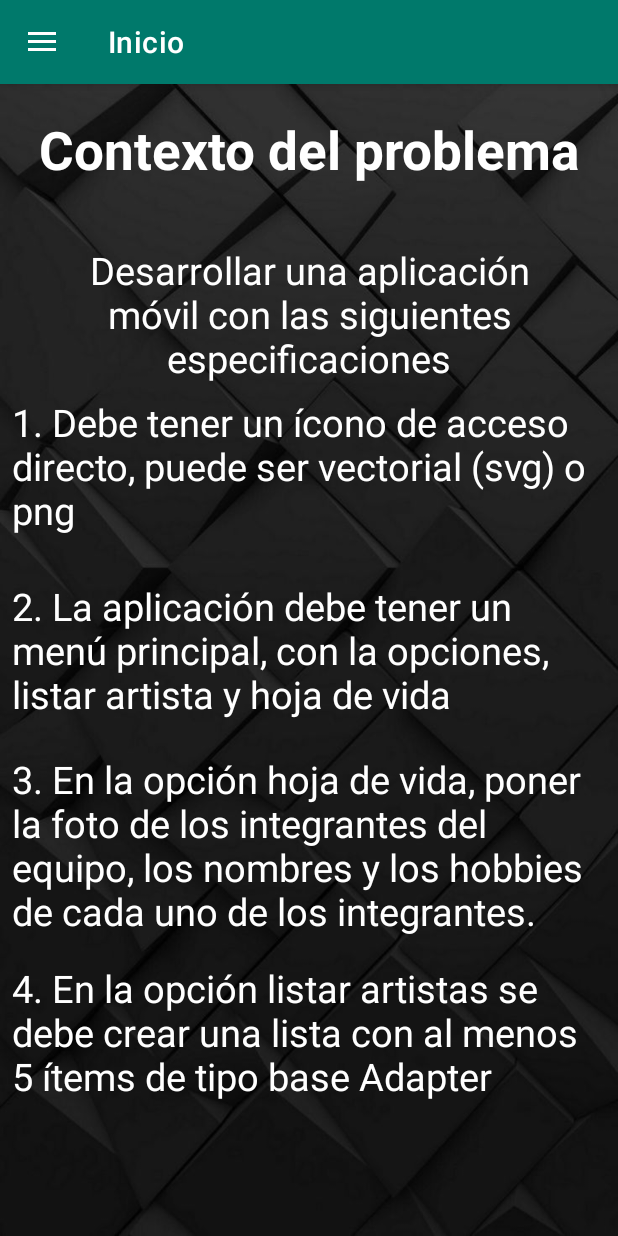
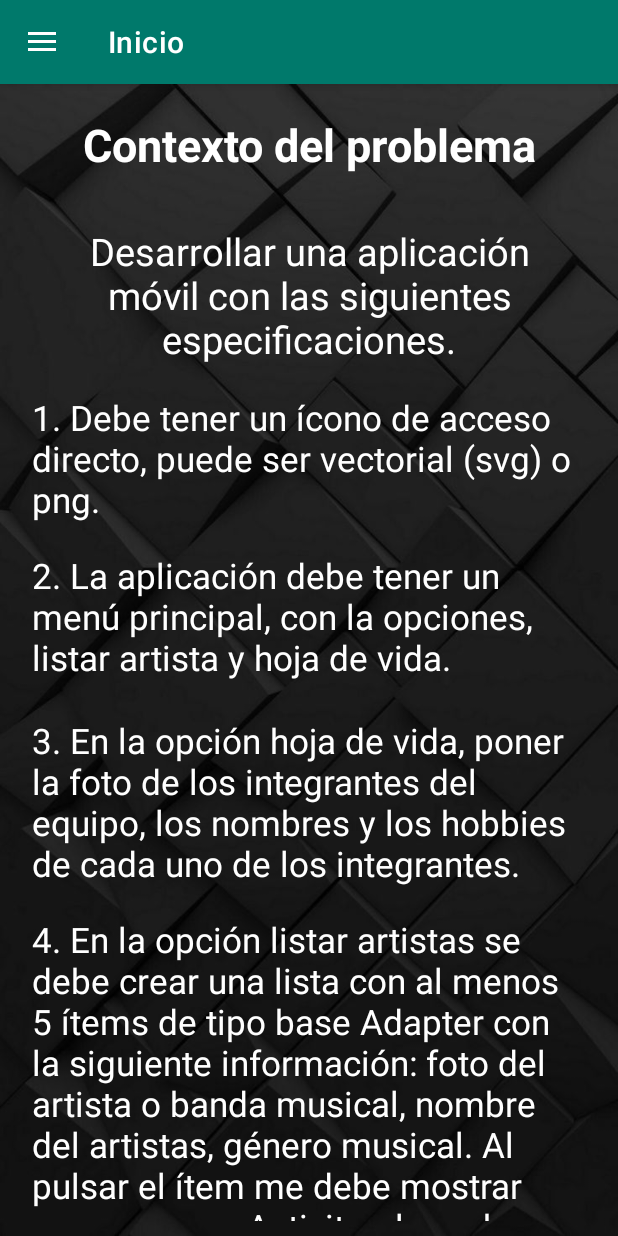
Before and after one commit to EmerAlex/PresentacionyCanciones, an Android app: the screen it shows after launch (MainActivity), on a phone screen of 412 x 824 dp. Run offline under Robolectric (Android 15) with nearby library versions, the phone set to English and light mode, and no system bars; our stand-ins replace navigation-ui.

Commit message:
se modifico el layout de inicio para que fuera tipo scroll

```diff
--- a/app/src/main/res/layout/fragment_inicio.xml
+++ b/app/src/main/res/layout/fragment_inicio.xml
@@ -1,23 +1,24 @@
 <?xml version="1.0" encoding="utf-8"?>
-<androidx.constraintlayout.widget.ConstraintLayout xmlns:android="http://schemas.android.com/apk/res/android"
+<androidx.constraintlayout.widget.ConstraintLayout
+    xmlns:android="http://schemas.android.com/apk/res/android"
     xmlns:app="http://schemas.android.com/apk/res-auto"
     xmlns:tools="http://schemas.android.com/tools"
     android:layout_width="match_parent"
     android:layout_height="match_parent"
-    tools:context=".ui.inicio.InicioFragment"
-    android:background="@drawable/fondoinicio">
+    android:background="@drawable/fondoinicio"
+    >
 
     <TextView
-        android:id="@+id/textView"
+        android:id="@+id/textTituloInicio"
         android:layout_width="0dp"
         android:layout_height="wrap_content"
-        android:layout_marginStart="8dp"
+        android:layout_marginStart="10dp"
         android:layout_marginTop="20dp"
-        android:layout_marginEnd="8dp"
-        android:layout_marginBottom="8dp"
+        android:layout_marginEnd="10dp"
+        android:layout_marginBottom="20dp"
         android:text="@string/tituloInicio"
-        android:textSize="35dp"
         android:textColor="@color/white"
+        android:textSize="30dp"
         android:textStyle="bold"
         android:textAlignment="center"
         android:gravity="center"
@@ -27,95 +28,87 @@
         app:layout_constraintTop_toTopOf="parent"
         app:layout_constraintVertical_bias="0.0" />
 
+    <ScrollView
+        android:layout_width="390dp"
+        android:layout_height="0dp"
+        android:layout_marginStart="10dp"
+        android:layout_marginTop="24dp"
+        android:layout_marginEnd="10dp"
+        android:layout_marginBottom="10dp"
+        app:layout_constraintBottom_toBottomOf="parent"
+        app:layout_constraintEnd_toEndOf="parent"
+        app:layout_constraintStart_toStartOf="parent"
+        app:layout_constraintTop_toBottomOf="@+id/textTituloInicio"
+        app:layout_constraintVertical_bias="0.0">
+
+        <LinearLayout
+            android:layout_width="match_parent"
+            android:layout_height="wrap_content"
+            android:orientation="vertical">
+
             <TextView
-        android:id="@+id/textView2"
-        android:layout_width="0dp"
+                android:id="@+id/textContenidoInicio"
+                android:layout_width="match_parent"
                 android:layout_height="wrap_content"
-        android:layout_marginStart="16dp"
-        android:layout_marginTop="15dp"
-        android:layout_marginEnd="16dp"
+                android:layout_marginStart="5dp"
+                android:layout_marginTop="9dp"
+                android:layout_marginEnd="5dp"
+                android:layout_marginBottom="5dp"
                 android:gravity="center"
                 android:text="@string/contenidoInicio"
                 android:textAlignment="center"
                 android:textColor="@color/white"
                 android:textSize="25dp"
-        app:layout_constraintBottom_toBottomOf="parent"
-        app:layout_constraintEnd_toEndOf="parent"
-        app:layout_constraintStart_toStartOf="parent"
-        app:layout_constraintTop_toBottomOf="@+id/textView"
-        app:layout_constraintVertical_bias="0.04000002" />
+
+                />
 
             <TextView
-        android:id="@+id/textView3"
-        android:layout_width="0dp"
+                android:id="@+id/textPrimerPunto"
+                android:layout_width="match_parent"
                 android:layout_height="wrap_content"
-        android:layout_marginStart="8dp"
-        android:layout_marginTop="8dp"
-        android:layout_marginEnd="8dp"
-        android:layout_marginBottom="8dp"
+                android:layout_marginStart="10dp"
+                android:layout_marginTop="14dp"
+                android:layout_marginEnd="10dp"
+                android:layout_marginBottom="5dp"
                 android:text="@string/primerPunto"
-        android:textAlignment="viewStart"
                 android:textColor="@color/white"
-        android:textSize="25dp"
-        app:layout_constraintBottom_toBottomOf="parent"
-        app:layout_constraintEnd_toEndOf="parent"
-        app:layout_constraintStart_toStartOf="parent"
-        app:layout_constraintTop_toBottomOf="@+id/textView2"
-        app:layout_constraintVertical_bias="0.0" />
+                android:textSize="23dp" />
 
             <TextView
-        android:id="@+id/textView4"
-        android:layout_width="0dp"
+                android:id="@+id/textSegundoPunto"
+                android:layout_width="match_parent"
                 android:layout_height="wrap_content"
-        android:layout_marginStart="8dp"
-        android:layout_marginTop="8dp"
-        android:layout_marginEnd="8dp"
-        android:layout_marginBottom="8dp"
-        android:text="@string/cuartoPunto"
-        android:textAlignment="viewStart"
+                android:layout_marginStart="10dp"
+                android:layout_marginTop="14dp"
+                android:layout_marginEnd="5dp"
+                android:layout_marginBottom="10dp"
+                android:text="@string/segundoPunto"
                 android:textColor="@color/white"
-        android:textSize="25dp"
-        app:layout_constraintBottom_toBottomOf="parent"
-        app:layout_constraintEnd_toEndOf="parent"
-        app:layout_constraintHorizontal_bias="0.501"
-        app:layout_constraintStart_toStartOf="parent"
-        app:layout_constraintTop_toBottomOf="@+id/textView6"
-        app:layout_constraintVertical_bias="0.094" />
+                android:textSize="23dp" />
 
             <TextView
-        android:id="@+id/textView5"
-        android:layout_width="0dp"
+                android:id="@+id/textTercerPunto"
+                android:layout_width="match_parent"
                 android:layout_height="wrap_content"
-        android:layout_marginStart="8dp"
-        android:layout_marginTop="8dp"
-        android:layout_marginEnd="8dp"
-        android:layout_marginBottom="8dp"
-        android:text="@string/segundoPunto"
-        android:textAlignment="viewStart"
+                android:layout_marginStart="10dp"
+                android:layout_marginTop="14dp"
+                android:layout_marginEnd="10dp"
+                android:layout_marginBottom="5dp"
+                android:text="@string/tercerPunto"
                 android:textColor="@color/white"
-        android:textSize="25dp"
-        app:layout_constraintBottom_toBottomOf="parent"
-        app:layout_constraintEnd_toEndOf="parent"
-        app:layout_constraintStart_toStartOf="parent"
-        app:layout_constraintTop_toBottomOf="@+id/textView3"
-        app:layout_constraintVertical_bias="0.060000002" />
+                android:textSize="23dp" />
 
             <TextView
-        android:id="@+id/textView6"
-        android:layout_width="0dp"
+                android:id="@+id/tectSextoPunto"
+                android:layout_width="match_parent"
                 android:layout_height="wrap_content"
-        android:layout_marginStart="8dp"
-        android:layout_marginTop="8dp"
-        android:layout_marginEnd="8dp"
-        android:layout_marginBottom="8dp"
-        android:text="@string/tercerPunto"
-        android:textAlignment="viewStart"
+                android:layout_marginStart="10dp"
+                android:layout_marginTop="14dp"
+                android:layout_marginEnd="5dp"
+                android:layout_marginBottom="14dp"
+                android:text="@string/cuartoPunto"
                 android:textColor="@color/white"
-        android:textSize="25dp"
-        app:layout_constraintBottom_toBottomOf="parent"
-        app:layout_constraintEnd_toEndOf="parent"
-        app:layout_constraintHorizontal_bias="0.498"
-        app:layout_constraintStart_toStartOf="parent"
-        app:layout_constraintTop_toBottomOf="@+id/textView5"
-        app:layout_constraintVertical_bias="0.069" />
+                android:textSize="23dp" />
+        </LinearLayout>3
+    </ScrollView>
 </androidx.constraintlayout.widget.ConstraintLayout>
--- a/app/src/main/res/values-night/strings.xml
+++ b/app/src/main/res/values-night/strings.xml
@@ -1,6 +1,5 @@
 <?xml version="1.0" encoding="utf-8"?>
 <resources>
-
     <string name="app_name">BiografiaYcanciones</string>
     <string name="navigation_drawer_open">Open navigation drawer</string>
     <string name="navigation_drawer_close">Close navigation drawer</string>
@@ -8,7 +7,7 @@
     <string name="nav_header_desc">Navigation header</string>
     <string name="nombreUsuario1">Emerson Alexis Quinchia Hincapie</string>
     <string name="tituloBiografia">Presentación y Hobbies</string>
-    <string name="descripcionUsuario1">Descripsión del usuario</string>
+    <string name="descripcionUsuario1">Viajar</string>
     <string name="buscarArtista">Ingrese el Nombre del Artista</string>
     <string name="tituloArtista">Artistas</string>
     <string name="menuInicio">Inicio</string>
@@ -32,12 +31,20 @@
     <string name="ilegal">Ilegal</string>
     <string name="cantinalafoule">Cantina la Foule</string>
     <string name="senderitodeAmor">Senderito de Amor</string>
+    <string name="title_activity_canciones">CancionesActivity</string>
     <string name="menuPresentacion">Presentación</string>
     <string name="tituloCanciones">Reproductor</string>
     <string name="tituloAplicacion">Presentación y Artistas</string>
-    <string name="nombreUsuario2">Ángel Steward Ríos</string>
+    <string name="nombreUsuario2">Ángel Stward Ríos</string>
+    <string name="descripcionUsuario2">Montar moto</string>
     <string name="tituloInicio">Contexto del problema</string>
-    <string name="primerPunto">1. Debe tener un ícono de acceso directo, puede ser vectorial (svg) o png</string>
+    <string name="contenidoInicio">Desarrollar una aplicación móvil con las siguientes especificaciones</string>
+    <string name="primerPunto">1. Debe tener un ícono de acceso directo, puede ser vectorial (svg) o png.</string>
+    <string name="cuartoPunto">4. En la opción listar artistas se debe crear una lista con al menos 5 ítems de tipo base Adapter con la siguiente información: foto del artista o banda musical, nombre del artistas, género musical. Al pulsar el ítem me debe mostrar en una nueva Activity, el nombre de una canción, álbum y se debe reproducir y detener la canción.  La lista debe tener un autocomplete.</string>
+    <string name="segundoPunto">2. La aplicación debe tener un menú principal, con la opciones, listar artista y hoja de vida.</string>
+    <string name="tercerPunto">3. En la opción hoja de vida, poner la foto de los integrantes del equipo, los nombres y los hobbies de cada uno de los integrantes.</string>
+
+
 
 
 </resources>
--- a/app/src/main/res/values/strings.xml
+++ b/app/src/main/res/values/strings.xml
@@ -37,10 +37,10 @@
     <string name="nombreUsuario2">Ángel Stward Ríos</string>
     <string name="descripcionUsuario2">Montar moto</string>
     <string name="tituloInicio">Contexto del problema</string>
-    <string name="contenidoInicio">Desarrollar una aplicación móvil con las siguientes especificaciones</string>
-    <string name="primerPunto">1. Debe tener un ícono de acceso directo, puede ser vectorial (svg) o png</string>
-    <string name="cuartoPunto">4. En la opción listar artistas se debe crear una lista con al menos 5 ítems de tipo base Adapter</string>
-    <string name="segundoPunto">2. La aplicación debe tener un menú principal, con la opciones, listar artista y hoja de vida</string>
+    <string name="contenidoInicio">Desarrollar una aplicación móvil con las siguientes especificaciones.</string>
+    <string name="primerPunto">1. Debe tener un ícono de acceso directo, puede ser vectorial (svg) o png.</string>
+    <string name="cuartoPunto">4. En la opción listar artistas se debe crear una lista con al menos 5 ítems de tipo base Adapter con la siguiente información: foto del artista o banda musical, nombre del artistas, género musical. Al pulsar el ítem me debe mostrar en una nueva Activity, el nombre de una canción, álbum y se debe reproducir y detener la canción.  La lista debe tener un autocomplete.</string>
+    <string name="segundoPunto">2. La aplicación debe tener un menú principal, con la opciones, listar artista y hoja de vida.</string>
     <string name="tercerPunto">3. En la opción hoja de vida, poner la foto de los integrantes del equipo, los nombres y los hobbies de cada uno de los integrantes.</string>
 
 
```
Lines whose indentation alone changed are shown as unchanged.
